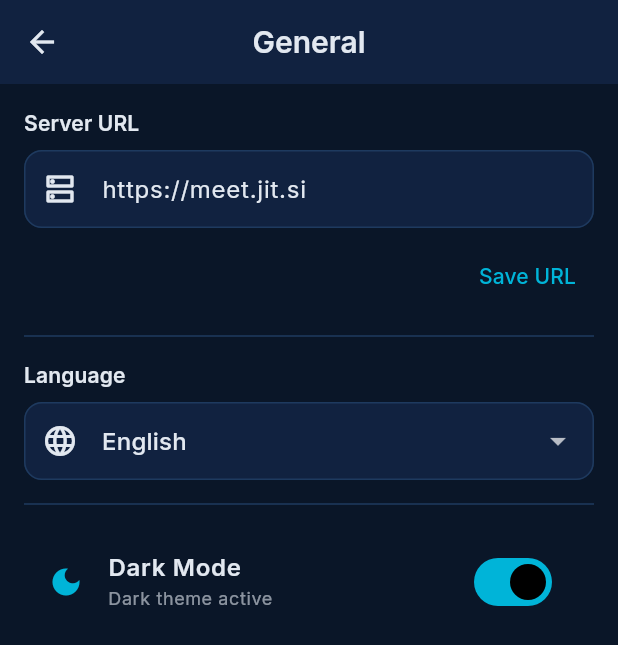
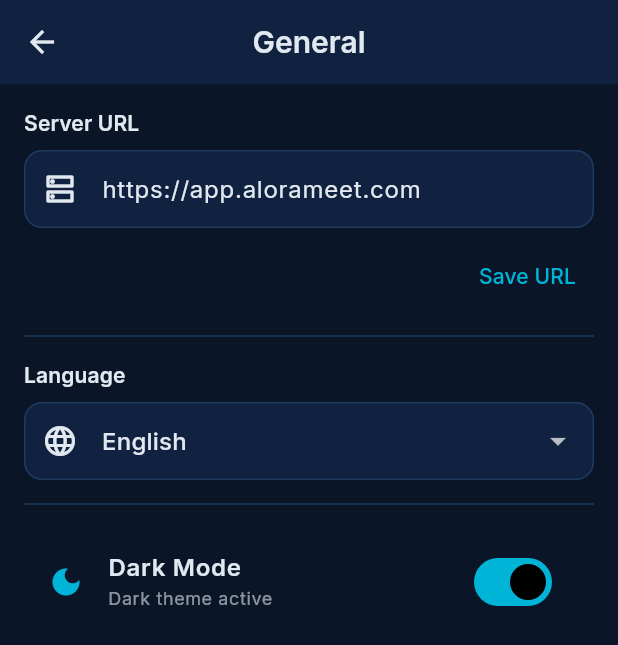
Before and after one commit to md-riaz/Jitsi-meet-app-flutter, a Flutter app: the screen it shows after launch, item 3 of the bottom bar chosen, after a tap on "General", on a phone screen of 412 x 824 dp. Shown: the top 645 px of the screen. Run offline on Flutter 3.47's test engine with Material 3 defaults, Android fonts, the phone set to English and light mode, and no system bars; our stand-ins replace google_fonts, hive, hive_flutter, share_plus; missing offline and left inert: jitsi_meet_flutter_sdk; accounts and stored records are empty.

Commit message:
Remove schedule feature, fix theme mode, update default server URL
- Remove schedule placeholder button from dashboard quick actions
- Fix theme mode to respect dark mode setting from storage
- Update default server URL from https://meet.jit.si to https://app.alorameet.com in all models and settings
- Update all tests to reflect new default URL
- Update hint text in general settings screen

Co-authored-by: md-riaz <33659227+md-riaz@users.noreply.github.com>

```diff
--- a/lib/app/app.dart
+++ b/lib/app/app.dart
@@ -1,20 +1,26 @@
 import 'package:flutter/material.dart';
+import 'package:provider/provider.dart';
 import 'package:alora_meet/app/theme.dart';
 import 'package:alora_meet/app/routes.dart';
+import 'package:alora_meet/core/services/storage_service.dart';
 
 class AloraMeetApp extends StatelessWidget {
   const AloraMeetApp({super.key});
 
   @override
   Widget build(BuildContext context) {
+    return Consumer<StorageService>(
+      builder: (context, storage, _) {
         return MaterialApp(
           title: 'Alora Meet',
           debugShowCheckedModeBanner: false,
           theme: AppTheme.lightTheme,
           darkTheme: AppTheme.darkTheme,
-      themeMode: ThemeMode.dark,
+          themeMode: storage.settings.darkMode ? ThemeMode.dark : ThemeMode.light,
           initialRoute: AppRoutes.dashboard,
           routes: AppRoutes.routes,
         );
+      },
+    );
   }
 }
--- a/lib/core/models/app_settings.dart
+++ b/lib/core/models/app_settings.dart
@@ -22,7 +22,7 @@ class AppSettings {
   final Map<String, dynamic> configOverrides;
 
   const AppSettings({
-    this.serverURL = 'https://meet.jit.si',
+    this.serverURL = 'https://app.alorameet.com',
     this.language = 'en',
     this.darkMode = true,
     this.displayName = 'Alora User',
@@ -198,7 +198,7 @@ class AppSettings {
     }
 
     return AppSettings(
-      serverURL: json['serverURL'] as String? ?? 'https://meet.jit.si',
+      serverURL: json['serverURL'] as String? ?? 'https://app.alorameet.com',
       language: json['language'] as String? ?? 'en',
       darkMode: json['darkMode'] as bool? ?? true,
       displayName: json['displayName'] as String? ?? 'Alora User',
--- a/lib/core/models/meeting.dart
+++ b/lib/core/models/meeting.dart
@@ -21,7 +21,7 @@ class Meeting {
     this.password,
     required this.createdAt,
     this.scheduledFor,
-    this.serverURL = 'https://meet.jit.si',
+    this.serverURL = 'https://app.alorameet.com',
     this.creatorName,
     this.creatorEmail,
     this.durationMinutes,
@@ -32,7 +32,7 @@ class Meeting {
     String? subject,
     String? password,
     DateTime? scheduledFor,
-    String serverURL = 'https://meet.jit.si',
+    String serverURL = 'https://app.alorameet.com',
     String? creatorName,
     String? creatorEmail,
   }) {
@@ -100,7 +100,7 @@ class Meeting {
       scheduledFor: json['scheduledFor'] != null
           ? DateTime.parse(json['scheduledFor'] as String)
           : null,
-      serverURL: json['serverURL'] as String? ?? 'https://meet.jit.si',
+      serverURL: json['serverURL'] as String? ?? 'https://app.alorameet.com',
       creatorName: json['creatorName'] as String?,
       creatorEmail: json['creatorEmail'] as String?,
       durationMinutes: json['durationMinutes'] as int?,
--- a/lib/features/dashboard/screens/dashboard_screen.dart
+++ b/lib/features/dashboard/screens/dashboard_screen.dart
@@ -265,29 +265,6 @@ class _DashboardScreenState extends State<DashboardScreen> {
                 onTap: _showCreateSheet,
               ),
             ),
-            const SizedBox(width: 12),
-            Expanded(
-              child: _QuickActionCard(
-                icon: Icons.calendar_today_rounded,
-                label: 'Schedule',
-                gradient: const LinearGradient(
-                  colors: [Color(0xFF7C3AED), Color(0xFF5B21B6)],
-                  begin: Alignment.topLeft,
-                  end: Alignment.bottomRight,
-                ),
-                onTap: () {
-                  ScaffoldMessenger.of(context).showSnackBar(
-                    SnackBar(
-                      content: const Text('Scheduling coming soon!'),
-                      behavior: SnackBarBehavior.floating,
-                      shape: RoundedRectangleBorder(
-                        borderRadius: BorderRadius.circular(10),
-                      ),
-                    ),
-                  );
-                },
-              ),
-            ),
           ],
         ),
       ],
--- a/lib/features/settings/screens/general_settings_screen.dart
+++ b/lib/features/settings/screens/general_settings_screen.dart
@@ -77,7 +77,7 @@ class _GeneralSettingsScreenState extends State<GeneralSettingsScreen> {
             TextFormField(
               controller: _serverUrlController,
               decoration: const InputDecoration(
-                hintText: 'https://meet.jit.si',
+                hintText: 'https://app.alorameet.com',
                 prefixIcon: Icon(Icons.dns_outlined),
               ),
               keyboardType: TextInputType.url,
@@ -89,7 +89,7 @@ class _GeneralSettingsScreenState extends State<GeneralSettingsScreen> {
                 if (uri == null ||
                     !uri.isAbsolute ||
                     (!uri.scheme.startsWith('http'))) {
-                  return 'Enter a valid URL (e.g. https://meet.jit.si)';
+                  return 'Enter a valid URL (e.g. https://app.alorameet.com)';
                 }
                 return null;
               },
```
Also changed, not shown: 3 other files. Lines whose indentation alone changed are shown as unchanged.
